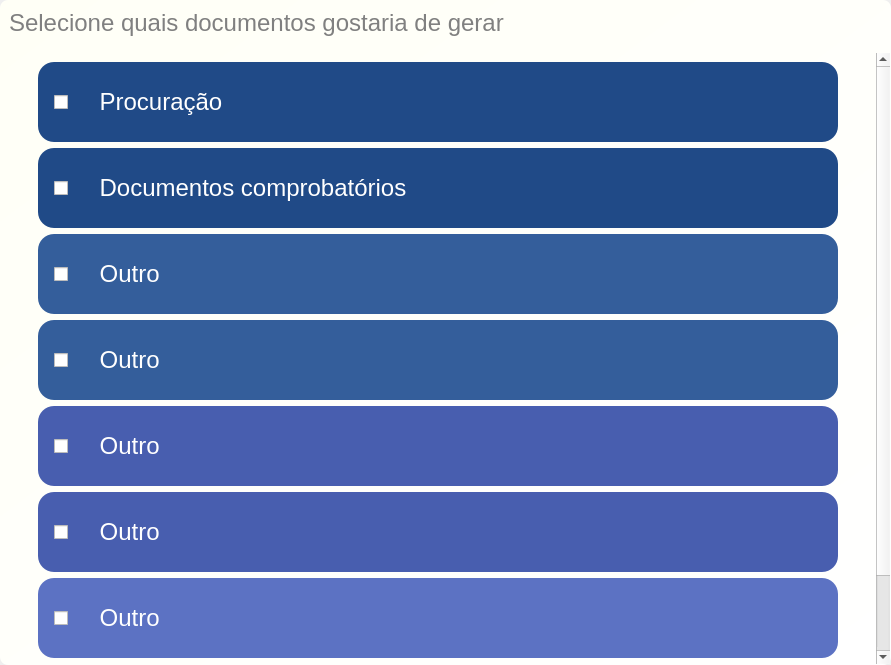
newprev/PrevCliente, file Telas/UI/pgImpressaoDocs.ui: the form before one commit.
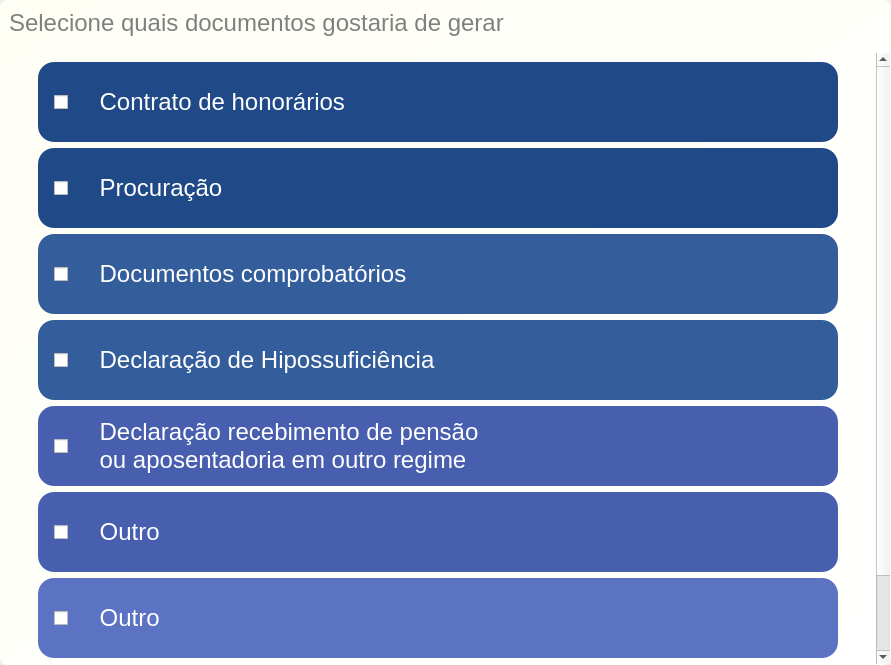
The form after the commit. Icons and pictures are not drawn.

```diff
--- a/Telas/UI/pgImpressaoDocs.ui
+++ b/Telas/UI/pgImpressaoDocs.ui
@@ -26,17 +26,17 @@
 	border-radius: 8px;
 }
 
-#frProcuracao, #frDocsComprob {
+#frContratoHon, #frProcuracao {
 	background-color: rgb(32, 74, 135);
 	border-radius: 16px;
 }
 
-#frOutro1, #frOutro2 {
+#frDocsComprob, #frDecHipo {
 	background-color: rgb(52, 94, 155);
 	border-radius: 16px;
 }
 
-#frOutro3, #frOutro4 {
+#frDecPensao, #frOutro4 {
 	background-color: rgb(72, 94, 175);
 	border-radius: 16px;
 }
@@ -46,8 +46,10 @@
 	border-radius: 16px;
 }
 
-#frAtiv1, #frAtiv4, #frAtiv7, 
-#frAtiv8, #frAtiv9, #frAtiv10  {
+#frDecHipoInfo, #frProcuracaoInfo,
+#frAtiv7, #frDecPensaoInfo,
+#frAtiv8, #frAtiv9, #frAtiv10,
+#frContratoHonInfo, #frDocsComprobInfo  {
 	background-image: url(:/info/information.png);
 	background-repeat: no-repeat;
 	background-position: center;
@@ -62,8 +64,8 @@
 }
 
 /* ------------------------------ CheckBox ------------------------------ */
-#cbProcuracao, #cbDocsComprob, #cbAtiv3, 
-#cbAtiv4, #cbAtiv5, #cbAtiv6, 
+#cbProcuracao, #cbDocsComprob, #cbContratoHon, 
+#cbDecHipo, #cbDecPensao, #cbAtiv5, #cbAtiv6, 
 #cbAtiv7, #cbAtiv8, #cbAtiv9, 
 #cbAtiv10, #cbAtiv11, #cbAtiv12, 
 #cbAtiv13, #cbAtiv14, #cbAtiv15, 
@@ -74,12 +76,12 @@
 	color: white;
 }
 
-#cbProcuracao::indicator , #cbDocsComprob::indicator , #cbAtiv3::indicator , 
-#cbAtiv4::indicator , #cbAtiv5::indicator , #cbAtiv6::indicator , 
-#cbAtiv7::indicator , #cbAtiv8::indicator , #cbAtiv9::indicator , 
-#cbAtiv10::indicator , #cbAtiv11::indicator , #cbAtiv12::indicator , 
-#cbAtiv13::indicator, #cbAtiv14::indicator, #cbAtiv15::indicator, 
-#cbAtiv16::indicator {
+#cbProcuracao::indicator , #cbDocsComprob::indicator , #cbContratoHon::indicator , 
+#cbDecHipo::indicator , #cbDecPensao::indicator, #cbAtiv5::indicator , 
+#cbAtiv6::indicator , #cbAtiv7::indicator , #cbAtiv8::indicator , 
+#cbAtiv9::indicator , #cbAtiv10::indicator , #cbAtiv11::indicator , 
+#cbAtiv12::indicator , #cbAtiv13::indicator, #cbAtiv14::indicator, 
+#cbAtiv15::indicator, #cbAtiv16::indicator {
 	width: 24px;
 	height: 24px;
 }
@@ -200,6 +202,74 @@
           </rect>
          </property>
          <layout class="QVBoxLayout" name="verticalLayout_2">
+          <item alignment="Qt::AlignHCenter">
+           <widget class="QFrame" name="frContratoHon">
+            <property name="minimumSize">
+             <size>
+              <width>800</width>
+              <height>80</height>
+             </size>
+            </property>
+            <property name="maximumSize">
+             <size>
+              <width>800</width>
+              <height>80</height>
+             </size>
+            </property>
+            <property name="frameShape">
+             <enum>QFrame::StyledPanel</enum>
+            </property>
+            <property name="frameShadow">
+             <enum>QFrame::Raised</enum>
+            </property>
+            <layout class="QHBoxLayout" name="horizontalLayout_4">
+             <property name="spacing">
+              <number>0</number>
+             </property>
+             <property name="leftMargin">
+              <number>16</number>
+             </property>
+             <property name="topMargin">
+              <number>4</number>
+             </property>
+             <property name="rightMargin">
+              <number>32</number>
+             </property>
+             <property name="bottomMargin">
+              <number>4</number>
+             </property>
+             <item>
+              <widget class="QCheckBox" name="cbContratoHon">
+               <property name="text">
+                <string>    Contrato de honorários</string>
+               </property>
+              </widget>
+             </item>
+             <item>
+              <widget class="QFrame" name="frContratoHonInfo">
+               <property name="minimumSize">
+                <size>
+                 <width>36</width>
+                 <height>36</height>
+                </size>
+               </property>
+               <property name="maximumSize">
+                <size>
+                 <width>36</width>
+                 <height>36</height>
+                </size>
+               </property>
+               <property name="frameShape">
+                <enum>QFrame::NoFrame</enum>
+               </property>
+               <property name="frameShadow">
+                <enum>QFrame::Raised</enum>
+               </property>
+              </widget>
+             </item>
+            </layout>
+           </widget>
+          </item>
           <item alignment="Qt::AlignHCenter">
            <widget class="QFrame" name="frProcuracao">
             <property name="minimumSize">
@@ -238,13 +308,25 @@
              </property>
              <item>
               <widget class="QCheckBox" name="cbProcuracao">
+               <property name="sizePolicy">
+                <sizepolicy hsizetype="Minimum" vsizetype="Maximum">
+                 <horstretch>0</horstretch>
+                 <verstretch>0</verstretch>
+                </sizepolicy>
+               </property>
+               <property name="minimumSize">
+                <size>
+                 <width>0</width>
+                 <height>40</height>
+                </size>
+               </property>
                <property name="text">
                 <string>    Procuração</string>
                </property>
               </widget>
              </item>
              <item>
-              <widget class="QFrame" name="frAtiv1">
+              <widget class="QFrame" name="frProcuracaoInfo">
                <property name="minimumSize">
                 <size>
                  <width>36</width>
@@ -299,7 +381,7 @@
               <number>4</number>
              </property>
              <property name="rightMargin">
-              <number>4</number>
+              <number>32</number>
              </property>
              <property name="bottomMargin">
               <number>4</number>
@@ -311,49 +393,25 @@
                </property>
               </widget>
              </item>
-            </layout>
-           </widget>
-          </item>
-          <item alignment="Qt::AlignHCenter">
-           <widget class="QFrame" name="frOutro1">
-            <property name="minimumSize">
-             <size>
-              <width>800</width>
-              <height>80</height>
-             </size>
-            </property>
-            <property name="maximumSize">
-             <size>
-              <width>800</width>
-              <height>80</height>
-             </size>
-            </property>
-            <property name="frameShape">
-             <enum>QFrame::StyledPanel</enum>
-            </property>
-            <property name="frameShadow">
-             <enum>QFrame::Raised</enum>
-            </property>
-            <layout class="QHBoxLayout" name="horizontalLayout_4">
-             <property name="spacing">
-              <number>0</number>
-             </property>
-             <property name="leftMargin">
-              <number>16</number>
-             </property>
-             <property name="topMargin">
-              <number>4</number>
-             </property>
-             <property name="rightMargin">
-              <number>4</number>
-             </property>
-             <property name="bottomMargin">
-              <number>4</number>
-             </property>
              <item>
-              <widget class="QCheckBox" name="cbAtiv3">
-               <property name="text">
-                <string>    Outro</string>
+              <widget class="QFrame" name="frDocsComprobInfo">
+               <property name="minimumSize">
+                <size>
+                 <width>36</width>
+                 <height>36</height>
+                </size>
+               </property>
+               <property name="maximumSize">
+                <size>
+                 <width>36</width>
+                 <height>36</height>
+                </size>
+               </property>
+               <property name="frameShape">
+                <enum>QFrame::NoFrame</enum>
+               </property>
+               <property name="frameShadow">
+                <enum>QFrame::Raised</enum>
                </property>
               </widget>
              </item>
@@ -361,7 +419,7 @@
            </widget>
           </item>
           <item alignment="Qt::AlignHCenter">
-           <widget class="QFrame" name="frOutro2">
+           <widget class="QFrame" name="frDecHipo">
             <property name="minimumSize">
              <size>
               <width>800</width>
@@ -397,14 +455,20 @@
               <number>4</number>
              </property>
              <item>
-              <widget class="QCheckBox" name="cbAtiv4">
+              <widget class="QCheckBox" name="cbDecHipo">
+               <property name="minimumSize">
+                <size>
+                 <width>0</width>
+                 <height>40</height>
+                </size>
+               </property>
                <property name="text">
-                <string>    Outro</string>
+                <string>    Declaração de Hipossuficiência</string>
                </property>
               </widget>
              </item>
              <item>
-              <widget class="QFrame" name="frAtiv4">
+              <widget class="QFrame" name="frDecHipoInfo">
                <property name="minimumSize">
                 <size>
                  <width>36</width>
@@ -429,7 +493,7 @@
            </widget>
           </item>
           <item alignment="Qt::AlignHCenter">
-           <widget class="QFrame" name="frOutro3">
+           <widget class="QFrame" name="frDecPensao">
             <property name="minimumSize">
              <size>
               <width>800</width>
@@ -459,15 +523,38 @@
               <number>4</number>
              </property>
              <property name="rightMargin">
-              <number>4</number>
+              <number>32</number>
              </property>
              <property name="bottomMargin">
               <number>4</number>
              </property>
              <item>
-              <widget class="QCheckBox" name="cbAtiv5">
+              <widget class="QCheckBox" name="cbDecPensao">
                <property name="text">
-                <string>    Outro</string>
+                <string>    Declaração recebimento de pensão
+    ou aposentadoria em outro regime</string>
+               </property>
+              </widget>
+             </item>
+             <item>
+              <widget class="QFrame" name="frDecPensaoInfo">
+               <property name="minimumSize">
+                <size>
+                 <width>36</width>
+                 <height>36</height>
+                </size>
+               </property>
+               <property name="maximumSize">
+                <size>
+                 <width>36</width>
+                 <height>36</height>
+                </size>
+               </property>
+               <property name="frameShape">
+                <enum>QFrame::NoFrame</enum>
+               </property>
+               <property name="frameShadow">
+                <enum>QFrame::Raised</enum>
                </property>
               </widget>
              </item>
```
